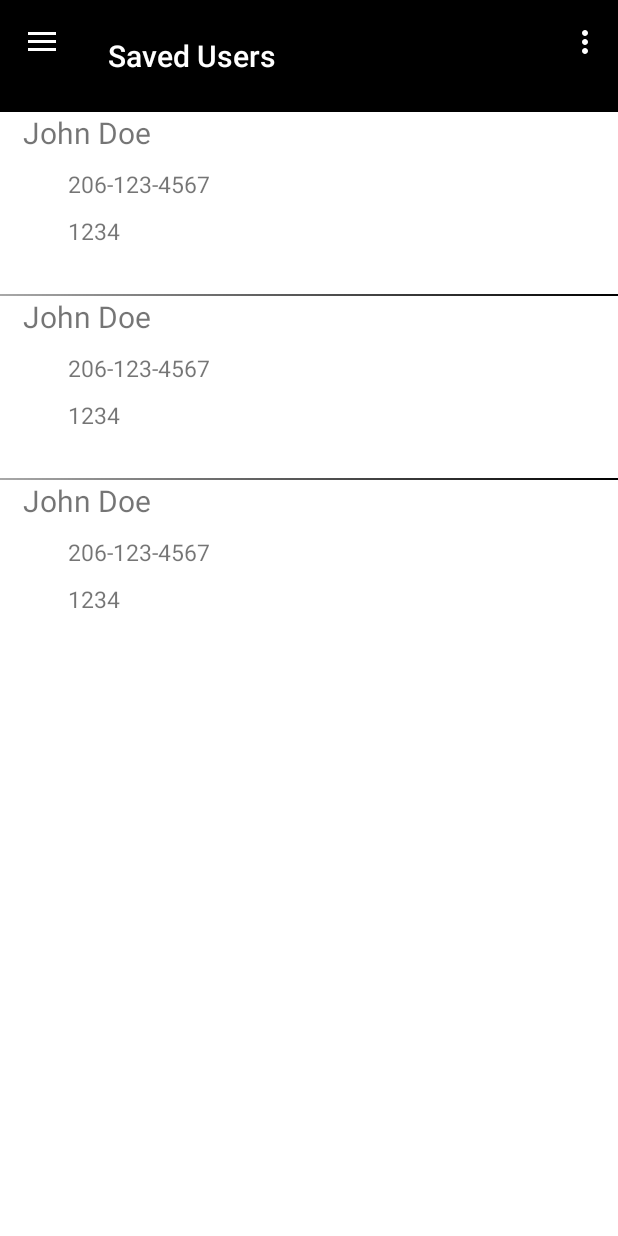
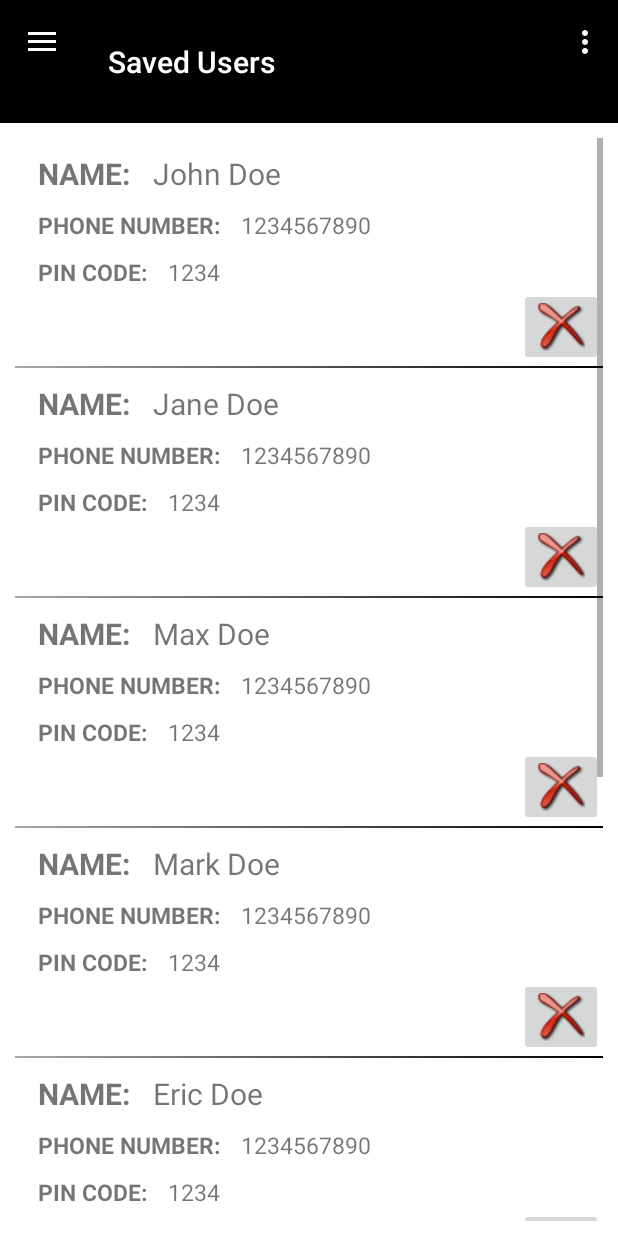
Before and after one commit to alliejc/BuzzerButler, an Android app: the fragment AddUserFragment placed in its activity, in the side drawer, after a tap on "Saved Users", on a phone screen of 412 x 824 dp. Run offline under Robolectric (Android 15) with nearby library versions, the phone set to English and light mode, and no system bars; our stand-ins replace ButterKnife; 3 statements that could not run were skipped.

Commit message:
added dummy.json gson view saved users

```diff
--- a/app/src/main/java/com/alisonjc/buzzerbutler/CustomRecyclerViewAdapter.java
+++ b/app/src/main/java/com/alisonjc/buzzerbutler/CustomRecyclerViewAdapter.java
@@ -5,18 +5,26 @@ import android.support.v7.widget.RecyclerView;
 import android.view.LayoutInflater;
 import android.view.View;
 import android.view.ViewGroup;
+import android.widget.ImageButton;
 import android.widget.TextView;
 
 import java.util.List;
 
 public class CustomRecyclerViewAdapter extends RecyclerView.Adapter<CustomRecyclerViewAdapter.CustomViewHolder> {
 
-    private List mList;
+    private List<UserItem> mList;
     private Context mContext;
 
-    public CustomRecyclerViewAdapter(List list, Context context) {
+    private final OnDeleteClickListener listener;
+
+    public interface OnDeleteClickListener {
+        void onDeleteClick(int index);
+    }
+
+    public CustomRecyclerViewAdapter(List<UserItem>list, Context context, OnDeleteClickListener listener) {
+        this.mContext = context;
+        this.listener = listener;
         this.mList = list;
-        this.mContext = context;
     }
 
     @Override
@@ -32,10 +40,17 @@ public class CustomRecyclerViewAdapter extends RecyclerView.Adapter<CustomRecycl
     @Override
     public void onBindViewHolder(CustomViewHolder holder, int position) {
 
-        holder.headerText.setText(mList.get(0).toString());
-        holder.subText1.setText(mList.get(1).toString());
-        holder.subText2.setText(mList.get(2).toString());
+        holder.headerText.setText(mList.get(position).getName());
+        holder.subText1.setText(mList.get(position).getPhoneNumber());
+        holder.subText2.setText(mList.get(position).getPinCode());
+        holder.deleteButton.setImageResource(R.drawable.delete);
 
+    }
+
+    public void updateAdapter(List<UserItem> list) {
+
+        mList.addAll(list);
+        notifyDataSetChanged();
     }
 
     @Override
@@ -48,7 +63,7 @@ public class CustomRecyclerViewAdapter extends RecyclerView.Adapter<CustomRecycl
         public TextView headerText;
         public TextView subText1;
         public TextView subText2;
-        public TextView subText3;
+        public ImageButton deleteButton;
 
         public CustomViewHolder(View itemView) {
             super(itemView);
@@ -56,9 +71,12 @@ public class CustomRecyclerViewAdapter extends RecyclerView.Adapter<CustomRecycl
             headerText = (TextView) itemView.findViewById(R.id.header_text);
             subText1 = (TextView) itemView.findViewById(R.id.sub_text1);
             subText2 = (TextView) itemView.findViewById(R.id.sub_text2);
-            subText3 = (TextView) itemView.findViewById(R.id.sub_text3);
+            deleteButton = (ImageButton) itemView.findViewById(R.id.delete_button);
 
-
+            deleteButton.setOnClickListener(v -> {
+                //TODO: delete item from list
+                listener.onDeleteClick(getAdapterPosition());
+            });
 
         }
     }
--- /dev/null
+++ b/app/src/main/java/com/alisonjc/buzzerbutler/UserItem.java
@@ -0,0 +1,65 @@
+
+package com.alisonjc.buzzerbutler;
+
+import com.google.gson.annotations.Expose;
+import com.google.gson.annotations.SerializedName;
+
+public class UserItem {
+
+    @SerializedName("email")
+    @Expose
+    private String email;
+    @SerializedName("password")
+    @Expose
+    private String password;
+    @SerializedName("name")
+    @Expose
+    private String name;
+    @SerializedName("phone_number")
+    @Expose
+    private String phoneNumber;
+    @SerializedName("pin_code")
+    @Expose
+    private String pinCode;
+
+    public String getEmail() {
+        return email;
+    }
+
+    public void setEmail(String email) {
+        this.email = email;
+    }
+
+    public String getPassword() {
+        return password;
+    }
+
+    public void setPassword(String password) {
+        this.password = password;
+    }
+
+    public String getName() {
+        return name;
+    }
+
+    public void setName(String name) {
+        this.name = name;
+    }
+
+    public String getPhoneNumber() {
+        return phoneNumber;
+    }
+
+    public void setPhoneNumber(String phoneNumber) {
+        this.phoneNumber = phoneNumber;
+    }
+
+    public String getPinCode() {
+        return pinCode;
+    }
+
+    public void setPinCode(String pinCode) {
+        this.pinCode = pinCode;
+    }
+
+}
--- a/app/src/main/java/com/alisonjc/buzzerbutler/activities/MainActivity.java
+++ b/app/src/main/java/com/alisonjc/buzzerbutler/activities/MainActivity.java
@@ -23,17 +23,25 @@ import android.view.MenuItem;
 import android.view.View;
 import android.widget.TextView;
 
+import com.alisonjc.buzzerbutler.UserItem;
 import com.alisonjc.buzzerbutler.fragments.AddUserFragment;
 import com.alisonjc.buzzerbutler.fragments.SavedUserFragment;
 import com.alisonjc.buzzerbutler.fragments.LoginDialogFragment;
 import com.alisonjc.buzzerbutler.fragments.ProfileFragment;
 import com.alisonjc.buzzerbutler.R;
+import com.google.gson.Gson;
+import com.google.gson.reflect.TypeToken;
+
+import java.io.IOException;
+import java.io.InputStream;
+import java.lang.reflect.Type;
+import java.util.List;
 
 import butterknife.BindView;
 import butterknife.ButterKnife;
 
 public class MainActivity extends AppCompatActivity
-        implements NavigationView.OnNavigationItemSelectedListener, SavedUserFragment.OnFragmentInteractionListener, AddUserFragment.OnAddUserInteraction, ProfileFragment.OnFragmentInteractionListener{
+        implements NavigationView.OnNavigationItemSelectedListener, SavedUserFragment.OnSavedUserInteractionListener, AddUserFragment.OnAddUserInteraction, ProfileFragment.OnFragmentInteractionListener {
 
     @BindView(R.id.toolbar)
     Toolbar mToolbar;
@@ -45,6 +53,7 @@ public class MainActivity extends AppCompatActivity
     private ActionBar mActionBar;
     private static final String TAG = "MainActivity";
     private SharedPreferences mSharedPreferences;
+    private SavedUserFragment mSavedUserFragment;
     public static final String PREFS_FILE = "MyPrefsFile";
     private static final String BACK_STACK_ROOT_TAG = "root_fragment";
 
@@ -150,7 +159,8 @@ public class MainActivity extends AppCompatActivity
                 break;
 
             case R.id.saved_drawer:
-                addFragmentOnTop(SavedUserFragment.newInstance());
+                mSavedUserFragment = SavedUserFragment.newInstance();
+                addFragmentOnTop(mSavedUserFragment);
                 mActionBar.setTitle(R.string.saved_drawer);
                 break;
 
@@ -200,12 +210,20 @@ public class MainActivity extends AppCompatActivity
 
     }
 
+
     @Override
-    public void onFragmentInteraction(Uri uri) {
+    public void onAddUserInteraction(UserItem item) {
+        mSavedUserFragment.addItem(item);
     }
 
     @Override
-    public void onAddUserInteraction(Uri uri) {
+    public void onFragmentInteraction(Uri uri) {
 
     }
+
+    @Override
+    public void onSavedUserInteraction() {
+
+    }
+
 }
--- a/app/src/main/java/com/alisonjc/buzzerbutler/fragments/AddUserFragment.java
+++ b/app/src/main/java/com/alisonjc/buzzerbutler/fragments/AddUserFragment.java
@@ -3,18 +3,30 @@ package com.alisonjc.buzzerbutler.fragments;
 import android.content.Context;
 import android.net.Uri;
 import android.os.Bundle;
+import android.support.annotation.Nullable;
 import android.support.v4.app.Fragment;
 import android.view.LayoutInflater;
 import android.view.View;
 import android.view.ViewGroup;
+import android.widget.Button;
+import android.widget.EditText;
 
 import com.alisonjc.buzzerbutler.R;
+import com.alisonjc.buzzerbutler.UserItem;
+
+import java.util.ArrayList;
+import java.util.List;
 
 
 //TODO:Save users to external DB
 public class AddUserFragment extends Fragment {
 
     private OnAddUserInteraction mListener;
+    private Button mSaveButton;
+    private EditText mName;
+    private EditText mPhoneNumber;
+    private EditText mPinCode;
+    private UserItem mUserItem;
 
     public AddUserFragment() {
         // Required empty public constructor
@@ -35,13 +47,32 @@ public class AddUserFragment extends Fragment {
     public View onCreateView(LayoutInflater inflater, ViewGroup container,
                              Bundle savedInstanceState) {
         // Inflate the layout for this fragment
-        return inflater.inflate(R.layout.fragment_add_user, container, false);
+        View v = inflater.inflate(R.layout.fragment_add_user, container, false);
+        mSaveButton = (Button) v.findViewById(R.id.save_button);
+        mName = (EditText) v.findViewById(R.id.name_edit_text);
+        mPhoneNumber = (EditText) v.findViewById(R.id.phone_edit_text);
+        mPinCode = (EditText) v.findViewById(R.id.pincode_edit_text);
+
+        return v;
+    }
+
+    @Override
+    public void onViewCreated(View view, @Nullable Bundle savedInstanceState) {
+        super.onViewCreated(view, savedInstanceState);
+
+        mSaveButton.setOnClickListener(v -> {
+            mUserItem = new UserItem();
+            mUserItem.setName(mName.getText().toString());
+            mUserItem.setPhoneNumber(mPhoneNumber.getText().toString());
+            mUserItem.setPinCode(mPinCode.getText().toString());
+            mListener.onAddUserInteraction(mUserItem);
+        });
     }
 
     // TODO: Rename method, update argument and hook method into UI event
-    public void onButtonPressed(Uri uri) {
+    public void onButtonPressed(UserItem item) {
         if (mListener != null) {
-            mListener.onAddUserInteraction(uri);
+            mListener.onAddUserInteraction(item);
         }
     }
 
@@ -63,7 +94,6 @@ public class AddUserFragment extends Fragment {
     }
 
     public interface OnAddUserInteraction {
-        // TODO: Update argument type and name
-        void onAddUserInteraction(Uri uri);
+        void onAddUserInteraction(UserItem item);
     }
 }
--- a/app/src/main/java/com/alisonjc/buzzerbutler/fragments/LoginDialogFragment.java
+++ b/app/src/main/java/com/alisonjc/buzzerbutler/fragments/LoginDialogFragment.java
@@ -49,8 +49,9 @@ public class LoginDialogFragment extends DialogFragment {
                 // Start the camera login activity.
 //                Intent intent = new Intent(getActivity(), CameraActivity.class);
 //                Intent cameraIntent = new Intent(android.provider.MediaStore.ACTION_IMAGE_CAPTURE);
-                Intent intent = new Intent("android.media.action.IMAGE_CAPTURE");
-                startActivity(intent);
+//                Intent intent = new Intent("android.media.action.IMAGE_CAPTURE");
+//                startActivity(intent);
+                onDestroyView();
 
             });
         } else {
--- a/app/src/main/java/com/alisonjc/buzzerbutler/fragments/ProfileFragment.java
+++ b/app/src/main/java/com/alisonjc/buzzerbutler/fragments/ProfileFragment.java
@@ -4,6 +4,7 @@ import android.content.Context;
 import android.content.SharedPreferences;
 import android.net.Uri;
 import android.os.Bundle;
+import android.support.annotation.Nullable;
 import android.support.v4.app.Fragment;
 import android.view.LayoutInflater;
 import android.view.View;
@@ -18,6 +19,9 @@ public class ProfileFragment extends Fragment {
     private OnFragmentInteractionListener mListener;
     private SharedPreferences mSharedPreferences;
     public static final String PREFS_FILE = "MyPrefsFile";
+    private TextView email;
+    private TextView name;
+    private TextView phoneNumber;
 
     public ProfileFragment() {
         // Required empty public constructor
@@ -39,15 +43,20 @@ public class ProfileFragment extends Fragment {
     public View onCreateView(LayoutInflater inflater, ViewGroup container,
                              Bundle savedInstanceState) {
         View v = inflater.inflate(R.layout.fragment_profile, container, false);
-        TextView email = (TextView) v.findViewById(R.id.profile_email);
-        TextView name = (TextView) v.findViewById(R.id.profile_name);
-        TextView phoneNumber = (TextView) v.findViewById(R.id.profile_phone_number);
-
-        email.setText(mSharedPreferences.getString("email", null));
-        name.setText(mSharedPreferences.getString("name", null));
-        phoneNumber.setText(mSharedPreferences.getString("phone_number", null));
+        email = (TextView) v.findViewById(R.id.profile_email);
+        name = (TextView) v.findViewById(R.id.profile_name);
+        phoneNumber = (TextView) v.findViewById(R.id.profile_phone_number);
 
         return v;
+    }
+
+    @Override
+    public void onViewCreated(View view, @Nullable Bundle savedInstanceState) {
+        super.onViewCreated(view, savedInstanceState);
+
+        email.setText(mSharedPreferences.getAll().get("email").toString());
+        name.setText(mSharedPreferences.getAll().get("name").toString());
+        phoneNumber.setText(mSharedPreferences.getAll().get("phone_number").toString());
     }
 
     // TODO: Rename method, update argument and hook method into UI event
--- a/app/src/main/java/com/alisonjc/buzzerbutler/fragments/SavedUserFragment.java
+++ b/app/src/main/java/com/alisonjc/buzzerbutler/fragments/SavedUserFragment.java
@@ -9,23 +9,32 @@ import android.support.v4.app.Fragment;
 import android.support.v4.content.ContextCompat;
 import android.support.v7.widget.LinearLayoutManager;
 import android.support.v7.widget.RecyclerView;
+import android.util.Log;
 import android.view.LayoutInflater;
 import android.view.View;
 import android.view.ViewGroup;
+import android.widget.ImageButton;
 
 import com.alisonjc.buzzerbutler.CustomRecyclerViewAdapter;
 import com.alisonjc.buzzerbutler.R;
+import com.alisonjc.buzzerbutler.UserItem;
 import com.alisonjc.buzzerbutler.helpers.RecyclerDivider;
+import com.google.gson.Gson;
+import com.google.gson.reflect.TypeToken;
 
-import java.util.ArrayList;
+import java.io.IOException;
+import java.io.InputStream;
+import java.lang.reflect.Type;
 import java.util.List;
 
 //TODO: Get Saved Users from DB, replace mDummyList
 public class SavedUserFragment extends Fragment {
 
-    private OnFragmentInteractionListener mListener;
+    private OnSavedUserInteractionListener mListener;
     private RecyclerView mRecyclerView;
-    private List mDummyList = new ArrayList();
+    private CustomRecyclerViewAdapter mAdapter;
+    private ImageButton mDeleteButton;
+    private static List<UserItem> mList;
 
     public SavedUserFragment() {
         // Required empty public constructor
@@ -38,15 +47,14 @@ public class SavedUserFragment extends Fragment {
     @Override
     public void onCreate(Bundle savedInstanceState) {
         super.onCreate(savedInstanceState);
-        mDummyList.add("John Doe");
-        mDummyList.add("206-123-4567");
-        mDummyList.add("1234");
+
     }
 
     @Override
     public View onCreateView(LayoutInflater inflater, ViewGroup container,
                              Bundle savedInstanceState) {
-        View view = inflater.inflate(R.layout.recyclerview_list, container, false);
+        View view = inflater.inflate(R.layout.fragment_saved_users, container, false);
+        mDeleteButton = (ImageButton) view.findViewById(R.id.delete_button);
         mRecyclerView = (RecyclerView) view.findViewById(R.id.recycler_view);
 
         return view;
@@ -55,7 +63,7 @@ public class SavedUserFragment extends Fragment {
     @Override
     public void onViewCreated(View view, @Nullable Bundle savedInstanceState) {
         super.onViewCreated(view, savedInstanceState);
-
+        geData();
         setRecyclerView();
     }
 
@@ -65,29 +73,65 @@ public class SavedUserFragment extends Fragment {
         mRecyclerView.setLayoutManager(mLayoutManager);
         mRecyclerView.setHasFixedSize(true);
 
-        CustomRecyclerViewAdapter mAdapter= new CustomRecyclerViewAdapter(mDummyList, getContext());
+        mAdapter = new CustomRecyclerViewAdapter(mList, getContext(), index -> {
+            mList.remove(index);
+        });
 
         mRecyclerView.setAdapter(mAdapter);
 
         Drawable dividerDrawable = ContextCompat.getDrawable(getContext(), R.drawable.recycler_view_divider);
         RecyclerView.ItemDecoration dividerItemDecoration = new RecyclerDivider(dividerDrawable);
         mRecyclerView.addItemDecoration(dividerItemDecoration);
+//        mAdapter.updateAdapter(mList);
 
     }
 
     // TODO: Rename method, update argument and hook method into UI event
-    public void onButtonPressed(Uri uri) {
+    public void onButtonPressed() {
         if (mListener != null) {
-            mListener.onFragmentInteraction(uri);
+            mListener.onSavedUserInteraction();
         }
     }
+
+    public List<UserItem> geData(){
+        if (mList == null) {
+            String json = null;
+            try {
+                InputStream is = getActivity().getAssets().open("dummy.json");
+                int size = is.available();
+                byte[] buffer = new byte[size];
+                is.read(buffer);
+                is.close();
+                json = new String(buffer, "UTF-8");
+            } catch (IOException ex) {
+                ex.printStackTrace();
+                return null;
+            }
+            Gson gson = new Gson();
+            Type type = new TypeToken<List<UserItem>>() {
+            }.getType();
+            mList = gson.fromJson(json, type);
+
+            for (UserItem userItem : mList) {
+                Log.d("List", mList.toString());
+                Log.i("WUser Detauls", userItem.getName() + userItem.getEmail());
+            }
+        }
+        return mList;
+    }
+
+    public void addItem(UserItem item){
+        mList.add(item);
+//        mAdapter.updateAdapter(mList);
+    };
 
     @Override
     public void onAttach(Context context) {
         super.onAttach(context);
-        if (context instanceof OnFragmentInteractionListener) {
-            mListener = (OnFragmentInteractionListener) context;
-        } else {
+        if (context instanceof OnSavedUserInteractionListener) {
+            mListener = (OnSavedUserInteractionListener) context;
+        }
+        else {
             throw new RuntimeException(context.toString()
                     + " must implement OnFragmentInteractionListener");
         }
@@ -99,8 +143,7 @@ public class SavedUserFragment extends Fragment {
         mListener = null;
     }
 
-    public interface OnFragmentInteractionListener {
-        // TODO: Update argument type and name
-        void onFragmentInteraction(Uri uri);
+    public interface OnSavedUserInteractionListener {
+        void onSavedUserInteraction();
     }
 }
--- a/app/src/main/res/layout/content_main.xml
+++ b/app/src/main/res/layout/content_main.xml
@@ -13,7 +13,7 @@
     android:paddingLeft="@dimen/activity_horizontal_margin"
     android:paddingRight="@dimen/activity_horizontal_margin"
     android:paddingTop="@dimen/activity_vertical_margin"
-    android:weightSum="110"
+    android:weightSum="100"
     app:layout_behavior="@string/appbar_scrolling_view_behavior"
     tools:context="com.alisonjc.buzzerbutler.activities.MainActivity"
     tools:showIn="@layout/app_bar_main">
@@ -29,6 +29,6 @@
         android:id="@+id/main_framelayout"
         android:layout_width="match_parent"
         android:layout_height="0dp"
-        android:layout_weight="75"/>
+        android:layout_weight="90"/>
 
 </LinearLayout>
--- /dev/null
+++ b/app/src/main/res/layout/fragment_saved_users.xml
@@ -0,0 +1,15 @@
+<?xml version="1.0" encoding="utf-8"?>
+<FrameLayout xmlns:android="http://schemas.android.com/apk/res/android"
+    android:orientation="vertical" android:layout_width="match_parent"
+    android:layout_height="match_parent"
+    android:layout_margin="10dp">
+
+    <android.support.v7.widget.RecyclerView
+        android:id="@+id/recycler_view"
+        android:layout_width="match_parent"
+        android:layout_height="match_parent"
+        android:fadeScrollbars="true"
+        android:scrollbars="vertical">
+    </android.support.v7.widget.RecyclerView>
+
+</FrameLayout>
--- a/app/src/main/res/layout/recyclerview_item.xml
+++ b/app/src/main/res/layout/recyclerview_item.xml
@@ -1,60 +1,99 @@
-<?xml version="1.0" encoding="utf-8"?>
-<layout xmlns:android="http://schemas.android.com/apk/res/android">
-
-<LinearLayout
+<LinearLayout xmlns:android="http://schemas.android.com/apk/res/android"
+    xmlns:tools="http://schemas.android.com/tools"
     android:layout_width="match_parent"
     android:layout_height="wrap_content"
     android:orientation="vertical"
-    android:weightSum="100"
-    >
+    tools:context="com.alisonjc.buzzerbutler.fragments.ProfileFragment">
+
+    <LinearLayout
+        android:layout_width="wrap_content"
+        android:layout_height="wrap_content"
+        android:orientation="horizontal"
+        android:layout_marginTop="10dp">
+
+        <TextView
+            android:layout_width="match_parent"
+            android:layout_height="wrap_content"
+            android:gravity="start"
+            android:layout_marginStart="15dp"
+            android:layout_marginEnd="10dp"
+            android:maxLines="1"
+            android:textSize="20sp"
+            android:textStyle="bold"
+            android:text="NAME: "/>
 
     <TextView
         android:id="@+id/header_text"
         android:layout_width="match_parent"
-        android:layout_height="0dp"
-        android:gravity="center_vertical|center|start"
+        android:layout_height="wrap_content"
+        android:gravity="bottom|start"
         android:layout_marginEnd="15dp"
-        android:layout_marginStart="15dp"
         android:maxLines="1"
         android:textSize="20sp"
-        android:layout_weight="33.3"
         android:text="NAME"/>
+    </LinearLayout>
+
+    <LinearLayout
+        android:layout_width="wrap_content"
+        android:layout_height="wrap_content"
+        android:orientation="horizontal"
+        android:layout_marginTop="10dp">
+
+        <TextView
+            android:layout_width="wrap_content"
+            android:layout_height="wrap_content"
+            android:layout_marginStart="15dp"
+            android:layout_marginEnd="10dp"
+            android:gravity="bottom"
+            android:maxLines="1"
+            android:textStyle="bold"
+            android:text="PHONE NUMBER: "
+            android:textSize="15sp" />
 
     <TextView
         android:id="@+id/sub_text1"
-        android:layout_width="match_parent"
-        android:layout_height="0dp"
+        android:layout_width="wrap_content"
+        android:layout_height="wrap_content"
         android:layout_marginEnd="30dp"
-        android:layout_marginStart="45dp"
-        android:layout_marginTop="10dp"
-        android:gravity="bottom"
+        android:gravity="bottom|start"
         android:maxLines="1"
         android:textSize="15sp"
-        android:layout_weight="33.3"
         android:text="PHONE NUMBER"/>
+    </LinearLayout>
 
-    <TextView
-        android:id="@+id/sub_text2"
-        android:layout_width="match_parent"
-        android:layout_height="0dp"
-        android:layout_marginEnd="30dp"
-        android:layout_marginStart="45dp"
-        android:layout_marginTop="10dp"
-        android:gravity="bottom"
-        android:maxLines="1"
-        android:textSize="15sp"
-        android:layout_weight="33.3"
-        android:text="DIAL CODE"/>
-    <TextView
-        android:id="@+id/sub_text3"
-        android:layout_width="match_parent"
-        android:layout_height="0dp"
-        android:layout_marginEnd="30dp"
-        android:layout_marginStart="45dp"
-        android:layout_marginTop="10dp"
-        android:gravity="bottom"
-        android:maxLines="1"
-        android:textSize="15sp"
-        android:layout_weight="33.3"/>
+    <LinearLayout
+        android:layout_width="wrap_content"
+        android:layout_height="wrap_content"
+        android:orientation="horizontal"
+        android:layout_marginTop="10dp">
+
+        <TextView
+            android:layout_width="wrap_content"
+            android:layout_height="wrap_content"
+            android:layout_marginStart="15dp"
+            android:layout_marginEnd="10dp"
+            android:gravity="bottom"
+            android:maxLines="1"
+            android:textSize="15sp"
+            android:textStyle="bold"
+            android:text="PIN CODE: "/>
+
+        <TextView
+            android:id="@+id/sub_text2"
+            android:layout_width="wrap_content"
+            android:layout_height="wrap_content"
+            android:layout_marginEnd="30dp"
+            android:gravity="bottom|start"
+            android:maxLines="1"
+            android:textSize="15sp"
+            android:text="PIN CODE"/>
+
+    </LinearLayout>
+
+    <ImageButton
+        android:id="@+id/delete_button"
+        android:layout_width="wrap_content"
+        android:layout_height="wrap_content"
+        android:src="@drawable/delete"
+        android:layout_gravity="end"/>
 </LinearLayout>
-</layout>
```
Also changed, not shown: app/src/main/assets/dummy.json (added, +58 -0 lines), app/src/main/java/com/alisonjc/buzzerbutler/EndlessScrollListener.java (deleted, +0 -53 lines), app/src/main/res/drawable/delete.png (added).
